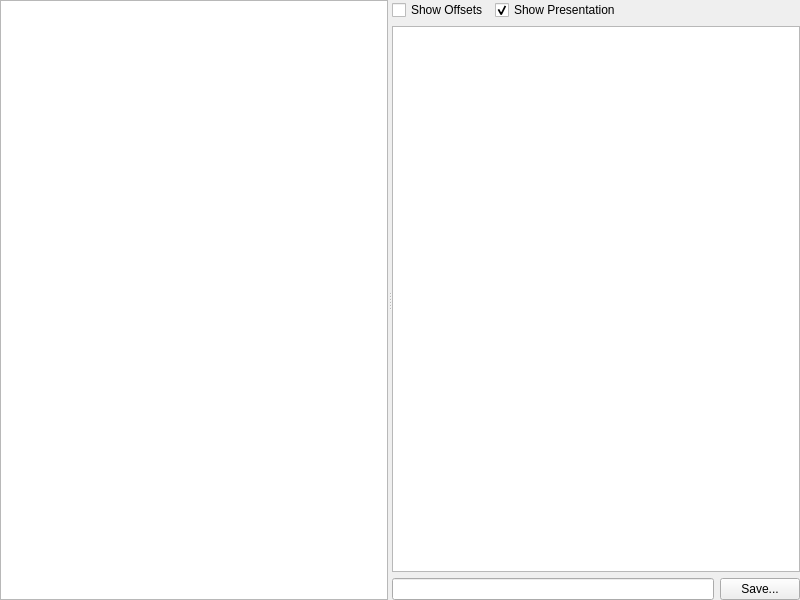
This is XFWidgets/xfwidgetadvanced.ui in horsicq/FormatWidgets as Qt 5 draws it before an edit. The edited form follows.
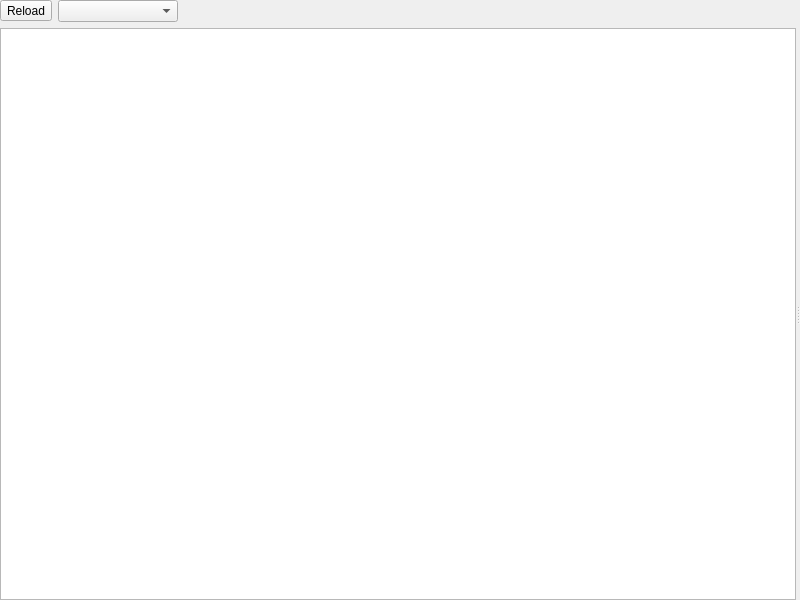
This is the edited form. Custom widgets are drawn as their Qt base class.

Commit message: refactor: simplify XFWidgetAdvanced API and remove unused code

```diff
--- a/XFWidgets/xfwidgetadvanced.ui
+++ b/XFWidgets/xfwidgetadvanced.ui
@@ -27,59 +27,26 @@
     <number>0</number>
    </property>
    <item>
-    <widget class="QSplitter" name="splitter">
-     <property name="orientation">
-      <enum>Qt::Horizontal</enum>
-     </property>
-     <widget class="XFTreeView" name="treeView"/>
-     <widget class="QWidget" name="tablePanel">
-      <layout class="QVBoxLayout" name="verticalLayoutTable">
-       <property name="leftMargin">
-        <number>0</number>
-       </property>
-       <property name="topMargin">
-        <number>0</number>
-       </property>
-       <property name="rightMargin">
-        <number>0</number>
-       </property>
-       <property name="bottomMargin">
-        <number>0</number>
-       </property>
+    <layout class="QHBoxLayout" name="horizontalLayout">
        <item>
-        <widget class="QWidget" name="toolBar" native="true">
-         <layout class="QHBoxLayout" name="horizontalLayoutToolBar">
-          <property name="leftMargin">
-           <number>0</number>
-          </property>
-          <property name="topMargin">
-           <number>0</number>
-          </property>
-          <property name="rightMargin">
-           <number>0</number>
-          </property>
-          <property name="bottomMargin">
-           <number>0</number>
-          </property>
-          <item>
-           <widget class="QCheckBox" name="checkBoxShowOffsets">
+      <widget class="QToolButton" name="toolButtonReload">
             <property name="text">
-             <string>Show Offsets</string>
+        <string>Reload</string>
             </property>
            </widget>
           </item>
           <item>
-           <widget class="QCheckBox" name="checkBoxShowPresentation">
-            <property name="text">
-             <string>Show Presentation</string>
-            </property>
-            <property name="checked">
-             <bool>true</bool>
-            </property>
+      <widget class="QComboBox" name="comboBoxFileType">
+       <property name="minimumSize">
+        <size>
+         <width>120</width>
+         <height>0</height>
+        </size>
+       </property>
            </widget>
           </item>
           <item>
-           <spacer name="horizontalSpacerToolBar">
+      <spacer name="horizontalSpacer">
             <property name="orientation">
              <enum>Qt::Horizontal</enum>
             </property>
@@ -92,42 +59,26 @@
            </spacer>
           </item>
          </layout>
-        </widget>
        </item>
        <item>
-        <widget class="XFTableView" name="tableView"/>
-       </item>
-       <item>
-        <layout class="QHBoxLayout" name="horizontalLayoutBottom">
-         <property name="leftMargin">
-          <number>0</number>
-         </property>
-         <property name="topMargin">
-          <number>0</number>
-         </property>
-         <property name="rightMargin">
-          <number>0</number>
-         </property>
-         <property name="bottomMargin">
-          <number>0</number>
-         </property>
-         <item>
-          <widget class="QLineEdit" name="lineEditTag">
-           <property name="readOnly">
-            <bool>true</bool>
-           </property>
-          </widget>
-         </item>
-         <item>
-          <widget class="QPushButton" name="pushButtonSave">
-           <property name="text">
-            <string>Save...</string>
-           </property>
-          </widget>
-         </item>
-        </layout>
-       </item>
-      </layout>
+    <widget class="QSplitter" name="splitter">
+     <property name="sizePolicy">
+      <sizepolicy hsizetype="Expanding" vsizetype="Expanding">
+       <horstretch>0</horstretch>
+       <verstretch>0</verstretch>
+      </sizepolicy>
+     </property>
+     <property name="orientation">
+      <enum>Qt::Horizontal</enum>
+     </property>
+     <widget class="XFTreeView" name="treeView"/>
+     <widget class="QStackedWidget" name="stackedWidget">
+      <property name="sizePolicy">
+       <sizepolicy hsizetype="Expanding" vsizetype="Expanding">
+        <horstretch>0</horstretch>
+        <verstretch>0</verstretch>
+       </sizepolicy>
+      </property>
      </widget>
     </widget>
    </item>
@@ -139,11 +90,6 @@
    <extends>QTreeView</extends>
    <header>xftreeview.h</header>
   </customwidget>
-  <customwidget>
-   <class>XFTableView</class>
-   <extends>QTableView</extends>
-   <header>xftableview.h</header>
-  </customwidget>
  </customwidgets>
  <resources/>
  <connections/>
```
Lines whose indentation alone changed are shown as unchanged. The commit also changes 2 other files.
